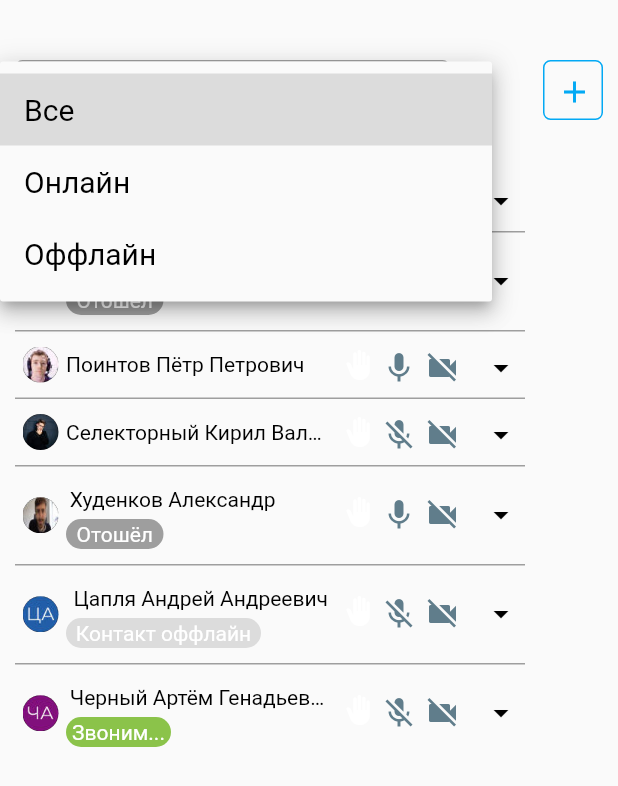
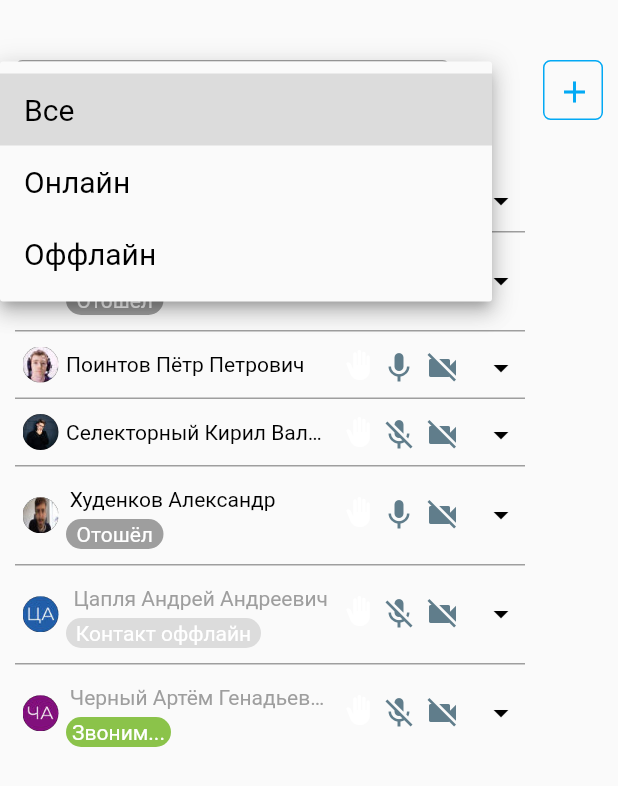
Before and after one commit to Lancer22sm/flutter_application_1, a Flutter app: the screen it shows after launch, after a tap on "Все", on a phone screen of 412 x 824 dp. Shown: the top 786 px of the screen. Run offline on Flutter 3.47's test engine with Material 2 defaults, Android fonts, the phone set to English and light mode, and no system bars.

Commit message:
правки нулевые тексты

```diff
--- a/lib/main.dart
+++ b/lib/main.dart
@@ -69,9 +69,12 @@ class _MyHomePageState extends State<MyHomePage> {
               "Отошёл",
               115,
               20,
-              true));
+              true,
+              Colors.black));
         }
       });
+    } else {
+      _items.clear();
     }
   }
 
@@ -124,6 +127,7 @@ class _MyHomePageState extends State<MyHomePage> {
                         onChanged: (String? newValue) {
                           setState(() {
                             dropdownvalue = newValue!;
+                            _addItem();
                           });
                         },
                       ),
@@ -183,7 +187,8 @@ class _MyHomePageState extends State<MyHomePage> {
                 "Отошёл",
                 115,
                 20,
-                true),
+                true,
+                Colors.black),
             _MyMethods.myRowStroke(),
             _MyMethods.myRowPeople(
                 "Ассистентовый Вадим",
@@ -201,7 +206,8 @@ class _MyHomePageState extends State<MyHomePage> {
                 "Отошёл",
                 115,
                 45,
-                true),
+                true,
+                Colors.black),
             _MyMethods.myRowStroke(),
             _MyMethods.myRowPeople(
                 "Поинтов Пётр Петрович",
@@ -219,7 +225,8 @@ class _MyHomePageState extends State<MyHomePage> {
                 "Отошёл",
                 115,
                 20,
-                true),
+                true,
+                Colors.black),
             _MyMethods.myRowStroke(),
             _MyMethods.myRowPeople(
                 "Селекторный Кирил Валерьевич",
@@ -237,7 +244,8 @@ class _MyHomePageState extends State<MyHomePage> {
                 "Отошёл",
                 115,
                 20,
-                true),
+                true,
+                Colors.black),
             _MyMethods.myRowStroke(),
             _MyMethods.myRowPeople(
                 "Худенков Александр",
@@ -255,7 +263,8 @@ class _MyHomePageState extends State<MyHomePage> {
                 "Отошёл",
                 115,
                 45,
-                true),
+                true,
+                Colors.black),
             _MyMethods.myRowStroke(),
             _MyMethods.myRowPeople(
                 "Цапля Андрей Андреевич",
@@ -273,7 +282,8 @@ class _MyHomePageState extends State<MyHomePage> {
                 "Контакт оффлайн",
                 55,
                 45,
-                true),
+                true,
+                Colors.grey),
             _MyMethods.myRowStroke(),
             _MyMethods.myRowPeople(
                 "Черный Артём Генадьевич",
@@ -291,7 +301,8 @@ class _MyHomePageState extends State<MyHomePage> {
                 "Звоним...",
                 110,
                 45,
-                true),
+                true,
+                Colors.grey),
             Column(
               children: _items,
             ),
--- a/lib/my_methods.dart
+++ b/lib/my_methods.dart
@@ -58,12 +58,12 @@ class MyMethods extends StatelessWidget {
     }
   }
 
-  Widget FirstOrSecondScreen(bool first, String namePeople) {
+  Widget FirstOrSecondScreen(bool first, String namePeople, Color colorText) {
     if (first) {
       return Text(
         namePeople,
         textAlign: TextAlign.left,
-        style: const TextStyle(color: Colors.black),
+        style: TextStyle(color: colorText),
         overflow: TextOverflow.ellipsis,
         maxLines: 1,
         softWrap: false,
@@ -87,7 +87,8 @@ class MyMethods extends StatelessWidget {
       Color containerColor,
       String statePeople,
       double containerPadding,
-      bool first) {
+      bool first,
+      Color colorText) {
     if (state) {
       return Column(
         children: <Widget>[
@@ -96,7 +97,7 @@ class MyMethods extends StatelessWidget {
               padding: const EdgeInsets.only(left: 5),
               width: 180,
               height: 20,
-              child: FirstOrSecondScreen(first, namePeople)),
+              child: FirstOrSecondScreen(first, namePeople, colorText)),
           Padding(
             padding: EdgeInsets.only(right: containerPadding, left: 5, top: 5),
             child: Container(
@@ -125,7 +126,7 @@ class MyMethods extends StatelessWidget {
               padding: const EdgeInsets.only(left: 5),
               width: 180,
               height: 20,
-              child: FirstOrSecondScreen(first, namePeople))
+              child: FirstOrSecondScreen(first, namePeople, colorText))
         ],
       );
     }
@@ -143,7 +144,8 @@ class MyMethods extends StatelessWidget {
       String statePeople,
       double containerPadding,
       double heightSizeBox,
-      bool first) {
+      bool first,
+      Color colorText) {
     return Row(
         mainAxisAlignment: MainAxisAlignment.spaceBetween,
         children: <Column>[
@@ -159,7 +161,8 @@ class MyMethods extends StatelessWidget {
               statePeople,
               containerPadding,
               heightSizeBox,
-              first)
+              first,
+              colorText)
         ]);
   }
 
@@ -182,7 +185,8 @@ class MyMethods extends StatelessWidget {
       String statePeople,
       double containerPadding,
       double heightSizeBox,
-      bool first) {
+      bool first,
+      Color colorText) {
     return Column(
       mainAxisAlignment: MainAxisAlignment.start,
       children: <Widget>[
@@ -203,7 +207,7 @@ class MyMethods extends StatelessWidget {
                   mainAxisAlignment: MainAxisAlignment.spaceBetween,
                   children: <Widget>[
                     myColumnStatePeople(namePeople, state, containerWidth,
-                        containerColor, statePeople, containerPadding, first),
+                        containerColor, statePeople, containerPadding, first, colorText),
                     SizedBox(
                         width: 130,
                         child: Wrap(
```
Also changed, not shown: lib/second_screen.dart (+9 -4 lines).
